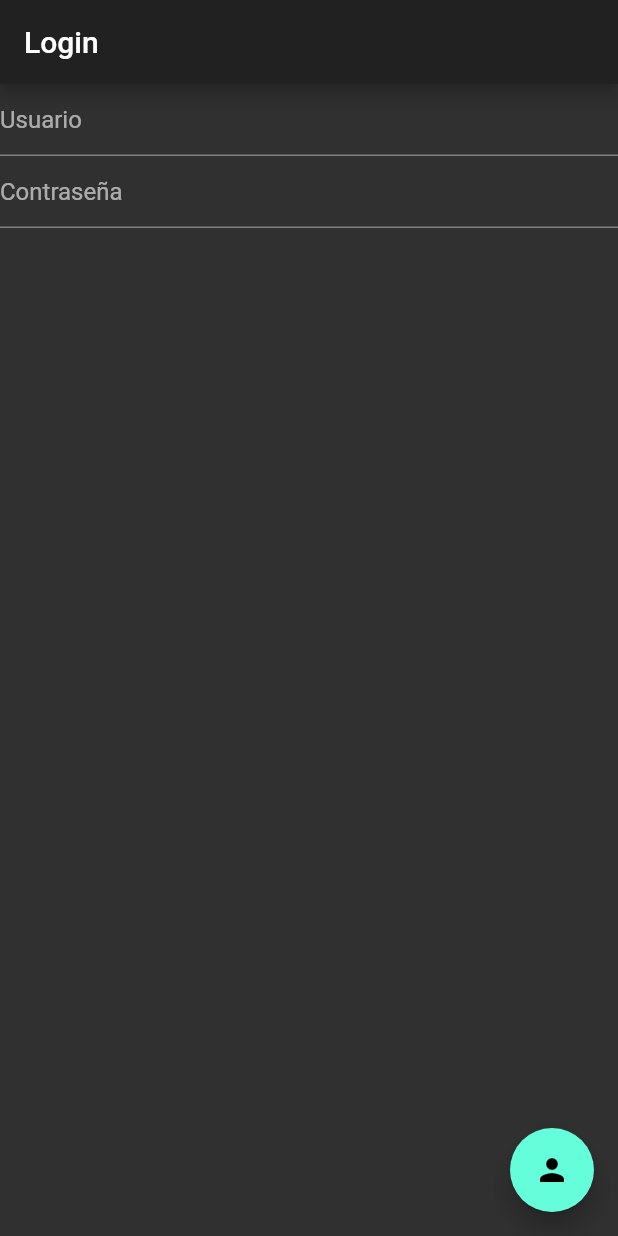
After one commit to DSC-UPV/ComunicaT, a Flutter app: the screen it shows after launch, after a tap on the "account circle" icon, on a phone screen of 412 x 824 dp. The commit adds this screen. Run offline on Flutter 3.47's test engine with Material 2 defaults, Android fonts, the phone set to English and light mode, and no system bars.

Commit message:
Add files via upload

```diff
--- a/lib/buttons/appbar_button.dart
+++ b/lib/buttons/appbar_button.dart
@@ -1,4 +1,5 @@
 import "package:flutter/material.dart";
+import "package:comunicat/pages/user_page.dart";
 
 class AppBarButton extends StatelessWidget {
   final Icon icon;
@@ -9,7 +10,16 @@ class AppBarButton extends StatelessWidget {
   Widget build(BuildContext context) {
     return IconButton(
       icon: icon,
-      onPressed: () {},
+      onPressed: () {
+        Navigator.push(
+          context,
+          MaterialPageRoute(
+            builder: (context) {
+              return UserPage();//bright);
+            },
+          ),
+        );
+      },
     );
   }
 }
--- a/lib/main.dart
+++ b/lib/main.dart
@@ -7,6 +7,8 @@ import "package:comunicat/buttons/appbar_button.dart";
 import "package:comunicat/buttons/config_button.dart";
  import "package:comunicat/buttons/code_Button.dart";
 import "package:comunicat/my_flutter_app_icons.dart";
+
+
 void main() {
   runApp(ComunicaT());
 }
@@ -24,6 +26,7 @@ class _ComunicaT extends State<ComunicaT> {
   }
 
   Widget build(BuildContext context) {
+
     List<Post> classesList = [];
     List<Post> sportsList = [];
     List<Post> erasmusList = [];
@@ -49,6 +52,7 @@ class _ComunicaT extends State<ComunicaT> {
     quejasList.add(Post("Buenas juego futbol", "Busco gente"));
     othersList.add(Post("Hola, busco ayuda sobre mi carrea",
         "Me llamo Jose y quiero entrar a informatica"));
+
     return MaterialApp(
       theme: ThemeData(brightness: Brightness.dark),
       home: Scaffold(
--- a/lib/pages/list_page.dart
+++ b/lib/pages/list_page.dart
@@ -4,7 +4,8 @@ import "package:comunicat/objects/post.dart";
 import "package:comunicat/pages/post_page.dart";
 import "package:comunicat/pages/addpost_page.dart";
 import "package:comunicat/buttons/appbar_button.dart";
-
+import "package:comunicat/buttons/code_button.dart";
+import "package:comunicat/buttons/config_button.dart";
 class ListPage extends StatefulWidget {
   final String title;
   final List<Post> list;
@@ -54,7 +55,9 @@ class _ListPage extends State<ListPage> {
         title: Text(_title),
         actions: <Widget>[
           AppBarButton(Icon(Icons.account_circle)),
-          AppBarButton(Icon(Icons.build)),
+
+          ConfigButton(Icon(Icons.build), Brightness.dark),
+          CodeButton(Icon(Icons.code)),
         ],
       ),
       body: ListView.builder(
--- /dev/null
+++ b/lib/pages/user_page.dart
@@ -0,0 +1,83 @@
+import 'package:flutter/material.dart';
+
+class UserPage extends StatelessWidget {
+  @override
+  Widget build(BuildContext context) {
+    return MaterialApp(
+      title: 'Retrieve Text Input',
+      theme: ThemeData(brightness: Brightness.dark),
+      home: MyCustomForm(),
+    );
+  }
+}
+
+// Define a custom Form widget.
+class MyCustomForm extends StatefulWidget {
+  @override
+  _MyCustomFormState createState() => _MyCustomFormState();
+}
+
+// Define a corresponding State class.
+// This class holds the data related to the Form.
+class _MyCustomFormState extends State<MyCustomForm> {
+  // Create a text controller and use it to retrieve the current value
+  // of the TextField.
+  final myController = TextEditingController();
+
+  @override
+  void dispose() {
+    // Clean up the controller when the widget is disposed.
+    myController.dispose();
+    super.dispose();
+  }
+
+  @override
+  Widget build(BuildContext context) {
+    return Scaffold(
+      appBar: AppBar(
+        title: Text('Login'),
+      ),
+      body: Column(
+        children: <Widget>[
+
+           TextField(
+            controller: myController,
+            decoration: InputDecoration(
+
+                hintText: 'Usuario'
+            ),
+          ),
+
+          TextField(
+            obscureText: true,
+            decoration: InputDecoration(
+
+                hintText: 'Contraseña'
+            ),
+          ),
+        ],
+
+
+      ),
+
+      floatingActionButton: FloatingActionButton(
+        // When the user presses the button, show an alert dialog containing
+        // the text that the user has entered into the text field.
+        onPressed: () {
+          return showDialog(
+            context: context,
+            builder: (context) {
+              return AlertDialog(
+                // Retrieve the text the that user has entered by using the
+                // TextEditingController.
+                content: Text("Hola de nuevo " + myController.text + " :)"),
+              );
+            },
+          );
+        },
+        tooltip: 'Show me the value!',
+        child: Icon(Icons.person),
+      ),
+    );
+  }
+}
--- a/pubspec.yaml
+++ b/pubspec.yaml
@@ -20,6 +20,7 @@ dependencies:
   flutter:
     sdk: flutter
   url_launcher:
+
   # The following adds the Cupertino Icons font to your application.
   # Use with the CupertinoIcons class for iOS style icons.
   cupertino_icons: ^0.1.2
```
Also changed, not shown: pubspec.lock, 1 other file.
